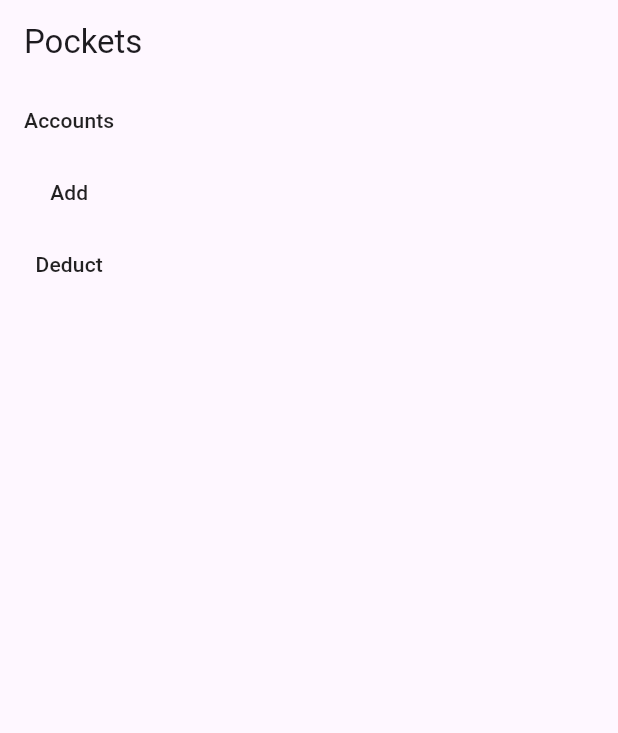
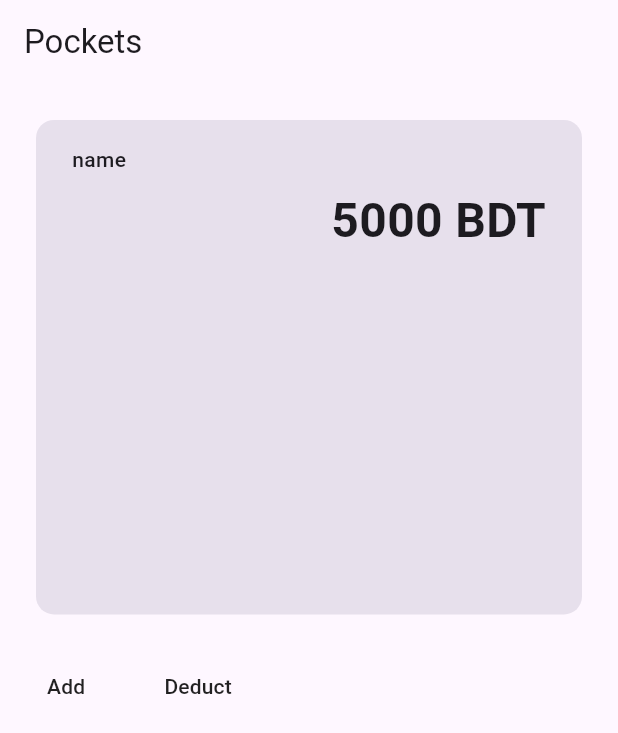
Before and after one commit to ShamanSharif/pockets, a Flutter app: the screen it shows after launch, on a phone screen of 412 x 824 dp. Shown: the top 733 px of the screen. Run offline on Flutter 3.47's test engine with Material 2 defaults, Android fonts, the phone set to English and light mode, and no system bars; our stand-ins replace hive, hive_flutter; accounts and stored records are empty.

Commit message:
hero card init

```diff
--- a/lib/view/home.dart
+++ b/lib/view/home.dart
@@ -2,7 +2,8 @@ import 'package:flutter/material.dart';
 import 'package:hive/hive.dart';
 import 'package:pockets/controller/hive/boxes.dart';
 import 'package:pockets/model/hive/account.dart';
-import 'package:pockets/view/account/accounts.dart';
+import 'package:pockets/view/account/account_screen.dart';
+import 'package:pockets/view/model/pockets_account_hero.dart';
 
 class HomeScreen extends StatefulWidget {
   const HomeScreen({Key? key}) : super(key: key);
@@ -27,33 +28,28 @@ class _HomeScreenState extends State<HomeScreen> {
       body: SafeArea(
         child: Column(
           children: [
-            MaterialButton(
-              onPressed: () {
-                Navigator.push(
-                  context,
-                  MaterialPageRoute(
-                    builder: (context) => const AccountScreen(),
-                  ),
-                );
-              },
-              child: Text("Accounts"),
-            ),
-            MaterialButton(
-              onPressed: () {
-                final accountBox = Boxes.getAccounts();
-                accountBox.add(
-                  Account(
-                    name: "Test Account",
+            Padding(
+              padding: const EdgeInsets.all(20.0),
+              child: PocketsAccountHero(
+                height: MediaQuery.of(context).size.height * 0.4,
                 amount: 5000,
               ),
-                );
-              },
+            ),
+            Row(
+              children: [
+                MaterialButton(
+                  onPressed: () {},
                   child: Text("Add"),
                 ),
                 MaterialButton(
-              onPressed: () {},
+                  onPressed: () async {
+                    final accountBox = Boxes.getAccounts();
+                    await accountBox.clear();
+                  },
                   child: Text("Deduct"),
                 ),
+              ],
+            )
           ],
         ),
       ),
--- /dev/null
+++ b/lib/view/model/pockets_account_hero.dart
@@ -0,0 +1,55 @@
+import 'package:flutter/material.dart';
+
+class PocketsAccountHero extends StatelessWidget {
+  final int amount;
+  final double height;
+  const PocketsAccountHero({
+    super.key,
+    required this.amount,
+    required this.height,
+  });
+
+  @override
+  Widget build(BuildContext context) {
+    return Center(
+      child: Card(
+        elevation: 0,
+        color: Theme.of(context).colorScheme.surfaceVariant,
+        child: SizedBox(
+          height: height,
+          child: Padding(
+            padding: const EdgeInsets.all(8.0),
+            child: Column(
+              crossAxisAlignment: CrossAxisAlignment.stretch,
+              children: [
+                Padding(
+                  padding: const EdgeInsets.symmetric(
+                    vertical: 8.0,
+                    horizontal: 16.0,
+                  ),
+                  child: Text(
+                    "name",
+                    style: TextStyle(
+                      fontWeight: FontWeight.w500,
+                    ),
+                  ),
+                ),
+                Padding(
+                  padding: const EdgeInsets.symmetric(horizontal: 16.0),
+                  child: Text(
+                    "$amount BDT",
+                    textAlign: TextAlign.end,
+                    style: TextStyle(
+                      fontSize: 32,
+                      fontWeight: FontWeight.w600,
+                    ),
+                  ),
+                ),
+              ],
+            ),
+          ),
+        ),
+      ),
+    );
+  }
+}
```
Also changed, not shown: lib/view/account/account_screen.dart (renamed from lib/view/account/accounts.dart, +26 -12 lines), lib/view/account/add_account.dart (added, +45 -0 lines), lib/view/model/pocket_text_form_field.dart (added, +10 -0 lines), lib/view/model/pockets_account_card.dart (added, +55 -0 lines). Lines whose indentation alone changed are shown as unchanged.
